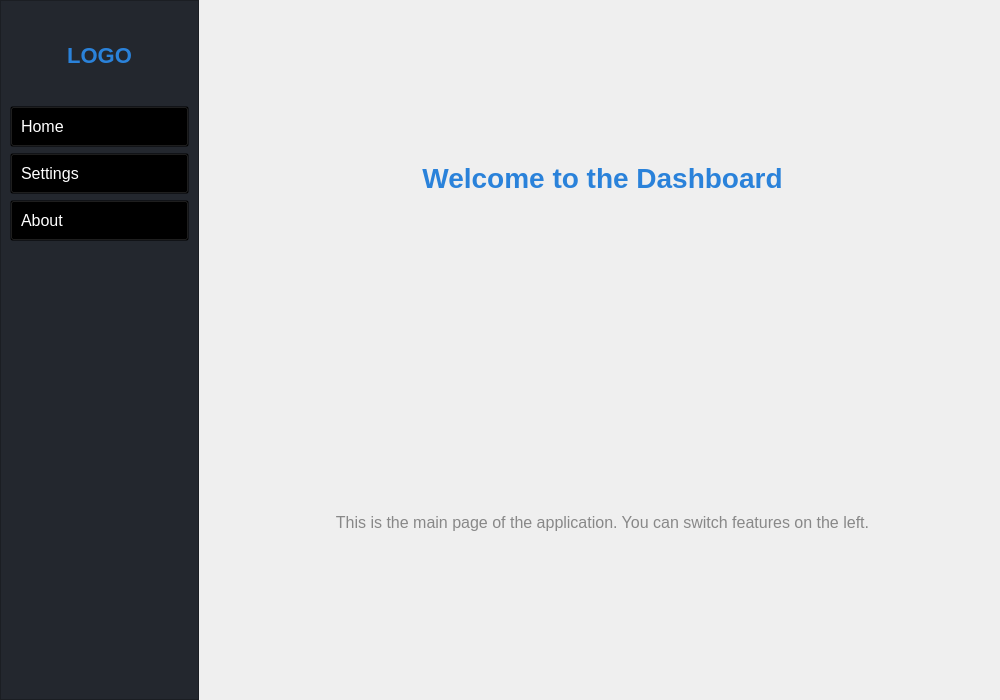
Old version of the form ui/mainwindow.ui in the repository Le1q/mqt.
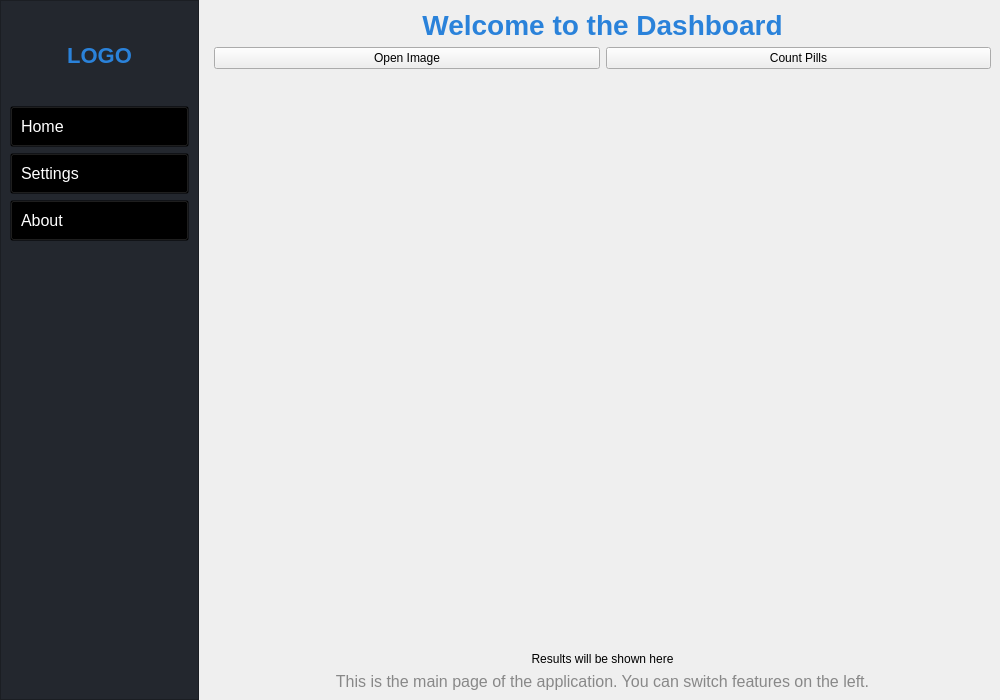
New version of the form.

```diff
--- a/ui/mainwindow.ui
+++ b/ui/mainwindow.ui
@@ -112,6 +112,47 @@
           </property>
          </widget>
         </item>
+        <item>
+         <layout class="QHBoxLayout" name="buttonLayout">
+          <item>
+           <widget class="QPushButton" name="openImageButton">
+            <property name="text">
+             <string>Open Image</string>
+            </property>
+           </widget>
+          </item>
+          <item>
+           <widget class="QPushButton" name="processImageButton">
+            <property name="text">
+             <string>Count Pills</string>
+            </property>
+           </widget>
+          </item>
+         </layout>
+        </item>
+        <item>
+         <widget class="QLabel" name="imageLabel">
+          <property name="sizePolicy">
+           <sizepolicy hsizetype="Expanding" vsizetype="Expanding">
+            <horstretch>0</horstretch>
+            <verstretch>0</verstretch>
+           </sizepolicy>
+          </property>
+          <property name="alignment">
+           <set>Qt::AlignCenter</set>
+          </property>
+         </widget>
+        </item>
+        <item>
+         <widget class="QLabel" name="resultLabel">
+          <property name="text">
+           <string>Results will be shown here</string>
+          </property>
+          <property name="alignment">
+           <set>Qt::AlignCenter</set>
+          </property>
+         </widget>
+        </item>
         <item>
          <widget class="QLabel" name="labelDesc">
           <property name="styleSheet">
```
Left out of the diff: 3 changed lines with no effect on the pictures.
